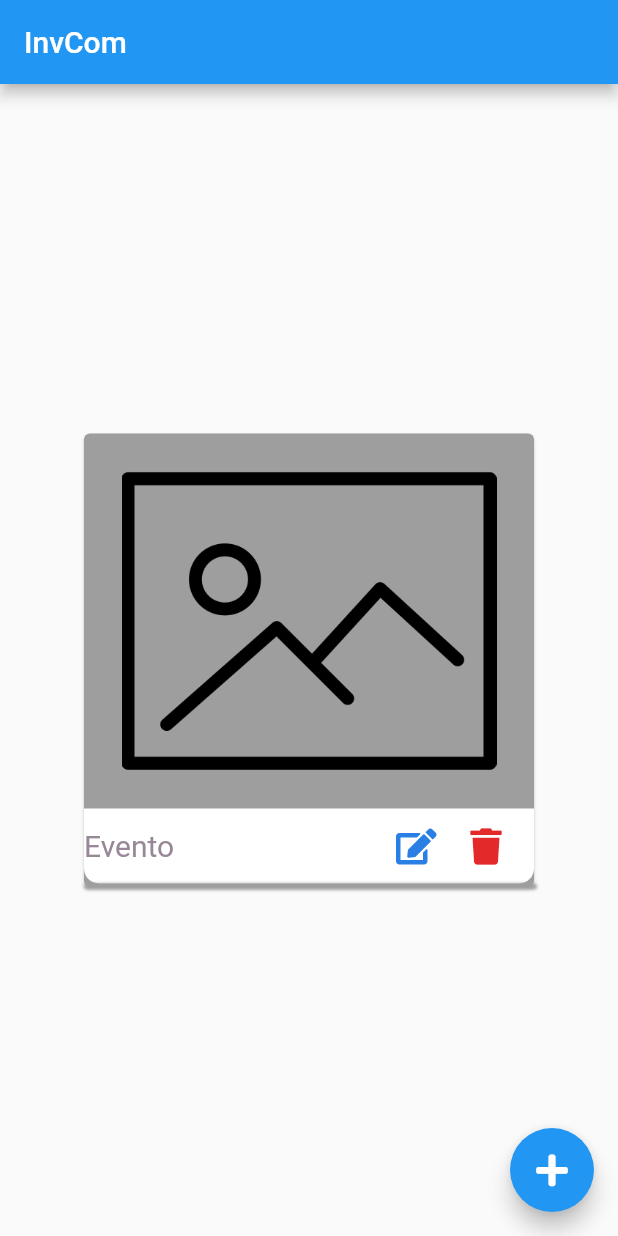
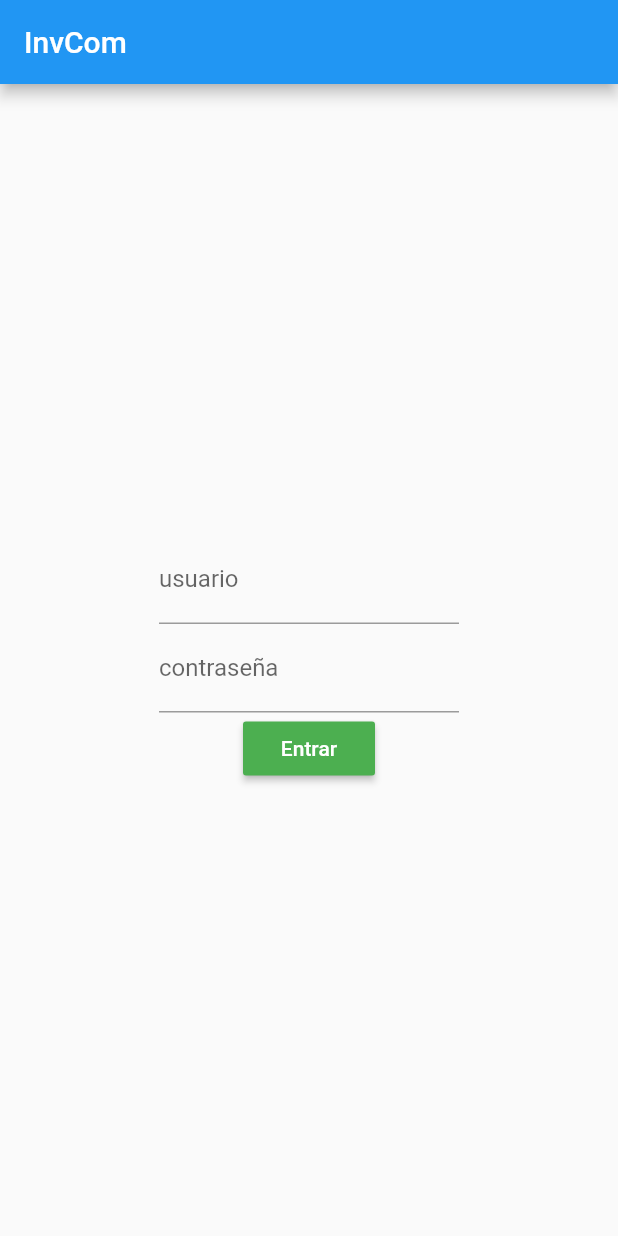
Before and after one commit to MothyLag/InvCom, a Flutter app: the screen it shows after launch, on a phone screen of 412 x 824 dp. Run offline on Flutter 3.47's test engine with Material 2 defaults, Android fonts, the phone set to English and light mode, and no system bars; our stand-ins replace font_awesome_flutter.

Commit message:
pantalla de login

```diff
--- a/lib/HomePage/home.card.dart
+++ b/lib/HomePage/home.card.dart
@@ -7,32 +7,31 @@ class HomeCardWidget extends StatelessWidget {
   Widget build(BuildContext context) {
     // TODO: implement build
     return Card(
+      shape: RoundedRectangleBorder(
+          borderRadius: BorderRadius.all(Radius.circular(10))),
       color: Colors.grey,
       child: Column(
         mainAxisSize: MainAxisSize.min,
         children: <Widget>[
-          Image.asset("images/picture.png", width: 300, height: 250),
+          Image.asset(
+            "images/picture.png",
+            width: 300,
+            height: 250,
+            color: Colors.black12,
+          ),
           Container(
             width: 300,
             height: 50,
             child: HomeFooterWidget(),
+            padding: EdgeInsets.only(left: 10),
             decoration: BoxDecoration(
-                color: Colors.white,
-                borderRadius: BorderRadius.only(
-                    bottomLeft: Radius.circular(10),
-                    bottomRight: Radius.circular(10))),
-          ),
-          Container(
-              width: 300,
-              height: 2,
-              decoration: BoxDecoration(boxShadow: [
-                BoxShadow(
-                  color: Colors.grey,
-                  blurRadius: 1.0,
-                  spreadRadius: 1.0,
-                  offset: Offset(1.0, 1.0),
-                ),
-              ], borderRadius: BorderRadius.all(Radius.circular(10.0))))
+              color: Colors.white,
+              borderRadius: BorderRadius.only(
+                bottomLeft: Radius.circular(10),
+                bottomRight: Radius.circular(10),
+              ),
+            ),
+          )
         ],
       ),
     );
--- /dev/null
+++ b/lib/LoginPage/login.page.dart
@@ -0,0 +1,45 @@
+import 'package:flutter/material.dart';
+import 'package:flutter/widgets.dart';
+import 'package:flutter_events/HomePage/home.page.dart';
+
+class LoginPageWidget extends StatelessWidget {
+  @override
+  Widget build(BuildContext context) {
+    // TODO: implement build
+    return Scaffold(
+      appBar: AppBar(
+        title: Text("InvCom"),
+      ),
+      body: Center(
+        child: Container(
+            width: 200,
+            child: Flex(
+              direction: Axis.vertical,
+              mainAxisAlignment: MainAxisAlignment.center,
+              children: <Widget>[
+                TextField(
+                  decoration: InputDecoration(labelText: "usuario"),
+                ),
+                TextField(
+                  decoration: InputDecoration(labelText: "contraseña"),
+                  obscureText: true,
+                ),
+                new RaisedButton(
+                  textColor: Colors.white,
+                  color: Colors.green,
+                  child: Text("Entrar"),
+                  onPressed: () => {
+                    Navigator.push(
+                        context,
+                        MaterialPageRoute(
+                            builder: (context) => MyHomePage(
+                                  title: "InvCom",
+                                )))
+                  },
+                )
+              ],
+            )),
+      ),
+    );
+  }
+}
--- a/lib/main.dart
+++ b/lib/main.dart
@@ -1,5 +1,5 @@
 import 'package:flutter/material.dart';
-import 'package:flutter_events/HomePage/home.page.dart';
+import 'package:flutter_events/LoginPage/login.page.dart';
 
 void main() => runApp(MyApp());
 
@@ -12,7 +12,7 @@ class MyApp extends StatelessWidget {
       theme: ThemeData(
         primarySwatch: Colors.blue,
       ),
-      home: MyHomePage(title: 'InvCom'),
+      home: LoginPageWidget(),
     );
   }
 }
```
